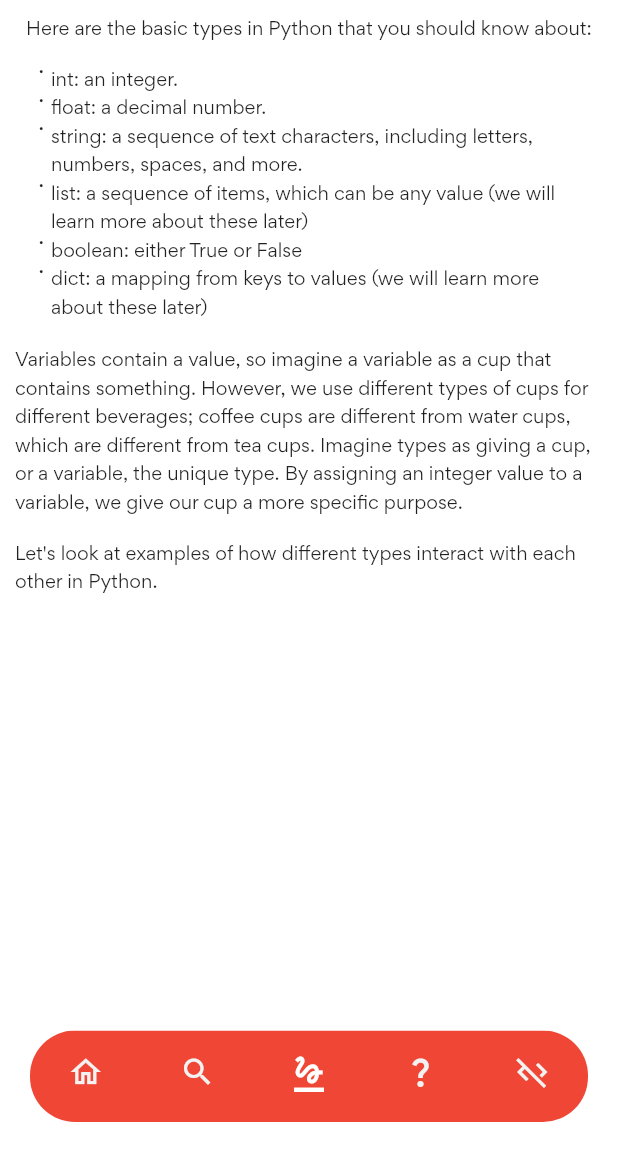
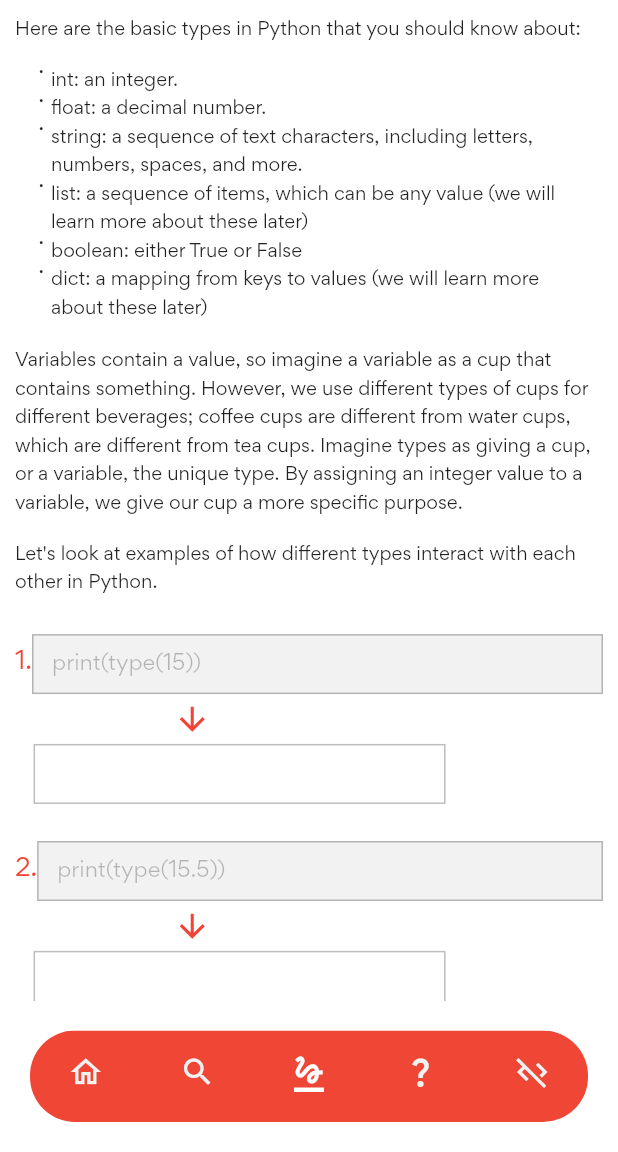
Before and after one commit to natnael-OQP/addis_coder, a Flutter app: the screen it shows after launch, item 3 of the bottom bar chosen, on a phone screen of 412 x 824 dp, the part 84-1236 px from its top. Run offline on Flutter 3.47's test engine with Material 2 defaults, Android fonts, the phone set to English and light mode, and no system bars; our stand-ins replace gap, hexcolor; network calls fail.

Commit message:
types section completed

```diff
--- a/lib/screen/type/types_screen.dart
+++ b/lib/screen/type/types_screen.dart
@@ -8,6 +8,9 @@ class TypesScreen extends StatelessWidget {
 
   @override
   Widget build(BuildContext context) {
+    final width = MediaQuery.of(context).size.width;
+    final height = MediaQuery.of(context).size.height;
+
     return Scaffold(
       backgroundColor: HexColor("#FFF"),
       appBar: AppBar(
@@ -52,15 +55,16 @@ class TypesScreen extends StatelessWidget {
           Padding(
             padding: const EdgeInsets.all(10),
             child: Column(
-              children: const [
-                Text(
+              crossAxisAlignment: CrossAxisAlignment.start,
+              children: [
+                const Text(
                   "Here are the basic types in Python that you should know about:",
                   style: TextStyle(
                     fontSize: 12,
                     height: 1.55,
                   ),
                 ),
-                BulletList(
+                const BulletList(
                   [
                     "int: an integer.",
                     "float: a decimal number.",
@@ -70,20 +74,35 @@ class TypesScreen extends StatelessWidget {
                     "dict: a mapping from keys to values (we will learn more about these later)"
                   ],
                 ),
-                Text(
+                const Text(
                   "Variables contain a value, so imagine a variable as a cup that contains something. However, we use different types of cups for different beverages; coffee cups are different from water cups, which are different from tea cups. Imagine types as giving a cup, or a variable, the unique type. By assigning an integer value to a variable, we give our cup a more specific purpose.",
                   style: TextStyle(
                     fontSize: 12,
                     height: 1.55,
                   ),
                 ),
-                Gap(15),
-                Text(
+                const Gap(15),
+                const Text(
                   "Let's look at examples of how different types interact with each other in Python.",
                   style: TextStyle(
                     fontSize: 12,
                     height: 1.55,
                   ),
+                ),
+                // output
+                OutputCode(
+                  height: height,
+                  width: width,
+                  index: 1,
+                  input: "print(type(15))",
+                  output: "<class 'int'>",
+                ),
+                OutputCode(
+                  height: height,
+                  width: width,
+                  index: 2,
+                  input: "print(type(15.5))",
+                  output: "<class 'float'>",
                 ),
               ],
             ),
@@ -93,3 +112,99 @@ class TypesScreen extends StatelessWidget {
     );
   }
 }
+
+class OutputCode extends StatelessWidget {
+  const OutputCode({
+    Key? key,
+    required this.height,
+    required this.width,
+    required this.index,
+    required this.input,
+    required this.output,
+  }) : super(key: key);
+
+  final double height;
+  final double width;
+  final int index;
+  final String input, output;
+
+  @override
+  Widget build(BuildContext context) {
+    return Padding(
+      padding: EdgeInsets.only(top: height * .03),
+      child: Column(
+        crossAxisAlignment: CrossAxisAlignment.start,
+        children: [
+          Row(
+            mainAxisAlignment: MainAxisAlignment.center,
+            children: [
+              Text(
+                "$index.",
+                style: const TextStyle(
+                  color: Colors.red,
+                  fontSize: 16,
+                ),
+              ),
+              Expanded(
+                child: Container(
+                  alignment: Alignment.centerLeft,
+                  padding: EdgeInsets.only(left: width * .03),
+                  height: 40,
+                  decoration: BoxDecoration(
+                    color: HexColor("#f2f2f2"),
+                    border: const Border(
+                      top: BorderSide(width: 1.0, color: Colors.black26),
+                      left: BorderSide(width: 1.0, color: Colors.black26),
+                      right: BorderSide(width: 1.0, color: Colors.black26),
+                      bottom: BorderSide(width: 1.0, color: Colors.black26),
+                    ),
+                  ),
+                  child: Text(
+                    input,
+                    style: const TextStyle(
+                      color: Colors.black26,
+                    ),
+                  ),
+                ),
+              ),
+            ],
+          ),
+          Padding(
+            padding: EdgeInsets.symmetric(
+              horizontal: width / 3.9,
+              vertical: height * .005,
+            ),
+            child: const Icon(
+              Icons.arrow_downward,
+              color: Colors.red,
+              size: 25,
+            ),
+          ),
+          Container(
+            alignment: Alignment.centerLeft,
+            padding: EdgeInsets.only(left: width * .03),
+            margin: EdgeInsets.only(left: width * .03),
+            height: 40,
+            width: width / 1.5,
+            decoration: BoxDecoration(
+              color: HexColor("#000"),
+              border: const Border(
+                top: BorderSide(width: 1.0, color: Colors.black26),
+                left: BorderSide(width: 1.0, color: Colors.black26),
+                right: BorderSide(width: 1.0, color: Colors.black26),
+                bottom: BorderSide(width: 1.0, color: Colors.black26),
+              ),
+            ),
+            child: Text(
+              output,
+              style: const TextStyle(
+                color: Colors.white,
+                fontSize: 15,
+              ),
+            ),
+          ),
+        ],
+      ),
+    );
+  }
+}
```
